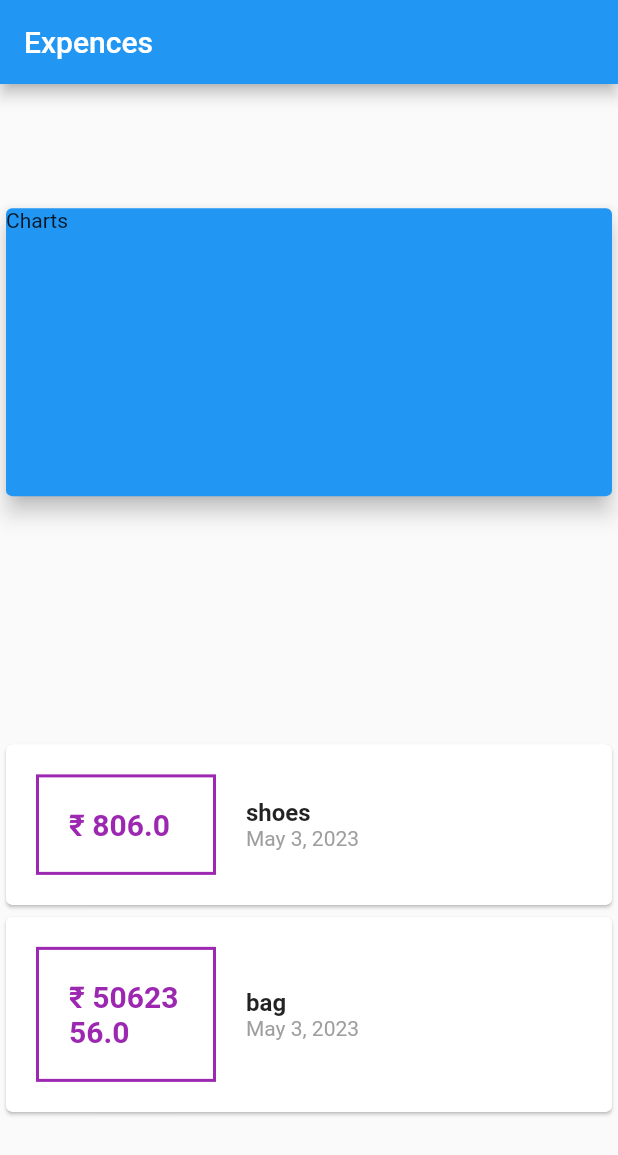
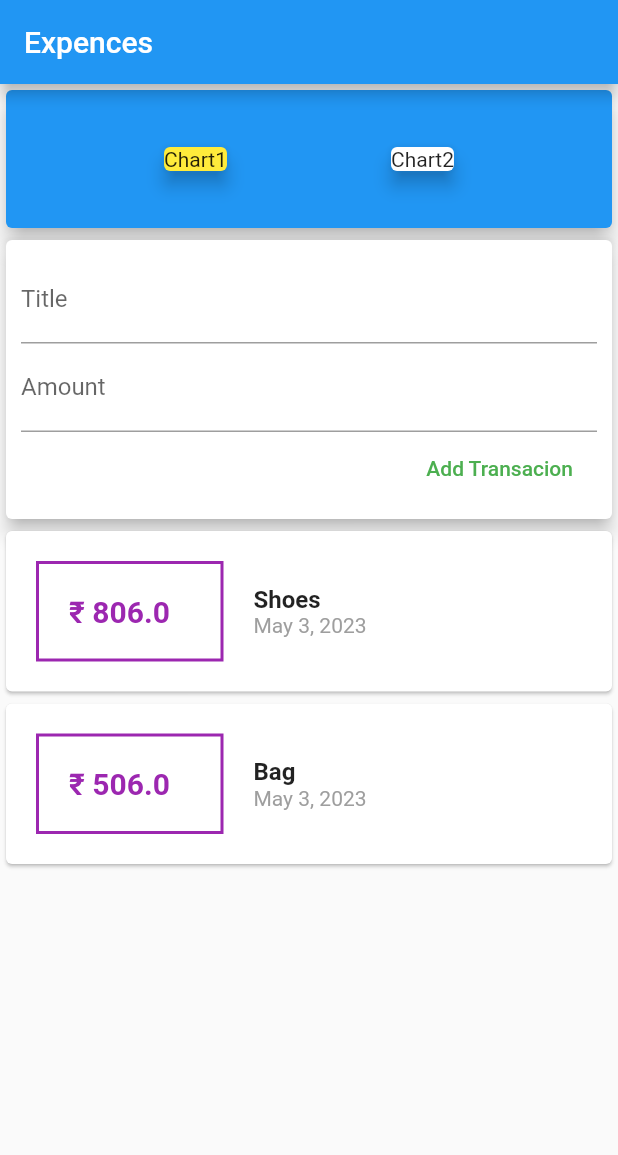
Before and after one commit to AswinKalathil/Expence-Tracker, a Flutter app: the screen it shows after launch, on a phone screen of 412 x 824 dp. Shown: the top 1155 px of the screen. Run offline on Flutter 3.47's test engine with Material 2 defaults, Android fonts, the phone set to English and light mode, and no system bars.

Commit message:
fist working model
New features
adding new transactions
scrolling the list

```diff
--- a/lib/main.dart
+++ b/lib/main.dart
@@ -1,6 +1,7 @@
+// ignore_for_file: deprecated_member_use
+
+import 'package:expence_tracker/usrTransacion.dart';
 import 'package:flutter/material.dart';
-import 'package:intl/intl.dart';
-import 'transaction.dart';
 
 void main() {
   runApp(MyApp());
@@ -17,71 +18,41 @@ class MyApp extends StatelessWidget {
 }
 
 class MyHomePage extends StatelessWidget {
-  final List<Transaction> transactions = [
-    Transaction(id: 't1', title: 'shoes', amount: 806, date: DateTime.now()),
-    Transaction(id: 't2', title: 'bag', amount: 5062356, date: DateTime.now()),
-  ];
   @override
   Widget build(BuildContext context) {
     return Scaffold(
       appBar: AppBar(
         title: Text('Expences'),
       ),
-      body: Column(
-          mainAxisAlignment: MainAxisAlignment.spaceAround,
+      body: SingleChildScrollView(
+        child: Column(
+            // mainAxisAlignment: MainAxisAlignment.spaceAround,
             crossAxisAlignment: CrossAxisAlignment.center,
             children: <Widget>[
               Container(
                   width: double.infinity,
-                height: 200,
-                child: const Card(
+                  height: 100,
+                  child: Card(
                     color: Colors.blue,
                     elevation: 6,
-                  child: Text('Charts'),
-                )),
-            Column(
-              children: transactions.map(
-                (tx) {
-                  return Card(
                     child: Row(
-                    children: <Widget>[
-                      Container(
-                        margin:
-                            EdgeInsets.symmetric(vertical: 20, horizontal: 20),
-                        padding: EdgeInsets.all(20),
-                        width: 120,
-                        decoration: BoxDecoration(
-                          border: Border.all(color: Colors.purple, width: 2),
+                        mainAxisAlignment: MainAxisAlignment.spaceEvenly,
+                        children: [
+                          Card(
+                            elevation: 5,
+                            color: Colors.yellow,
+                            child: Text('Chart1'),
                           ),
-                        child: Text(
-                          '₹ ${tx.amount}',
-                          style: TextStyle(
-                            fontWeight: FontWeight.bold,
-                            fontSize: 20,
-                            color: Colors.purple,
-                          ),
-                        ),
-                      ),
-                      Column(
-                        crossAxisAlignment: CrossAxisAlignment.start,
-                        children: [
-                          Text(
-                            tx.title,
-                            style: TextStyle(
-                                fontSize: 16, fontWeight: FontWeight.bold),
-                          ),
-                          Text(
-                            DateFormat.yMMMd().format(tx.date),
-                            style: TextStyle(color: Colors.grey),
-                          )
-                        ],
-                      )
-                    ],
-                  ));
-                },
-              ).toList(),
+                          Card(
+                            elevation: 5,
+                            color: Colors.white,
+                            child: Text('Chart2'),
                           )
                         ]),
+                  )),
+              UserTrasction(),
+            ]),
+      ),
     );
   }
 }
--- a/lib/oGmain.dart
+++ /dev/null
@@ -1,115 +0,0 @@
-import 'package:flutter/material.dart';
-
-void main() {
-  runApp(const MyApp());
-}
-
-class MyApp extends StatelessWidget {
-  const MyApp({Key? key}) : super(key: key);
-
-  // This widget is the root of your application.
-  @override
-  Widget build(BuildContext context) {
-    return MaterialApp(
-      title: 'Flutter Demo',
-      theme: ThemeData(
-        // This is the theme of your application.
-        //
-        // Try running your application with "flutter run". You'll see the
-        // application has a blue toolbar. Then, without quitting the app, try
-        // changing the primarySwatch below to Colors.green and then invoke
-        // "hot reload" (press "r" in the console where you ran "flutter run",
-        // or simply save your changes to "hot reload" in a Flutter IDE).
-        // Notice that the counter didn't reset back to zero; the application
-        // is not restarted.
-        primarySwatch: Colors.blue,
-      ),
-      home: const MyHomePage(title: 'Flutter Demo Home Page'),
-    );
-  }
-}
-
-class MyHomePage extends StatefulWidget {
-  const MyHomePage({Key? key, required this.title}) : super(key: key);
-
-  // This widget is the home page of your application. It is stateful, meaning
-  // that it has a State object (defined below) that contains fields that affect
-  // how it looks.
-
-  // This class is the configuration for the state. It holds the values (in this
-  // case the title) provided by the parent (in this case the App widget) and
-  // used by the build method of the State. Fields in a Widget subclass are
-  // always marked "final".
-
-  final String title;
-
-  @override
-  State<MyHomePage> createState() => _MyHomePageState();
-}
-
-class _MyHomePageState extends State<MyHomePage> {
-  int _counter = 0;
-
-  void _incrementCounter() {
-    setState(() {
-      // This call to setState tells the Flutter framework that something has
-      // changed in this State, which causes it to rerun the build method below
-      // so that the display can reflect the updated values. If we changed
-      // _counter without calling setState(), then the build method would not be
-      // called again, and so nothing would appear to happen.
-      _counter++;
-    });
-  }
-
-  @override
-  Widget build(BuildContext context) {
-    // This method is rerun every time setState is called, for instance as done
-    // by the _incrementCounter method above.
-    //
-    // The Flutter framework has been optimized to make rerunning build methods
-    // fast, so that you can just rebuild anything that needs updating rather
-    // than having to individually change instances of widgets.
-    return Scaffold(
-      appBar: AppBar(
-        // Here we take the value from the MyHomePage object that was created by
-        // the App.build method, and use it to set our appbar title.
-        title: Text(widget.title),
-      ),
-      body: Center(
-        // Center is a layout widget. It takes a single child and positions it
-        // in the middle of the parent.
-        child: Column(
-          // Column is also a layout widget. It takes a list of children and
-          // arranges them vertically. By default, it sizes itself to fit its
-          // children horizontally, and tries to be as tall as its parent.
-          //
-          // Invoke "debug painting" (press "p" in the console, choose the
-          // "Toggle Debug Paint" action from the Flutter Inspector in Android
-          // Studio, or the "Toggle Debug Paint" command in Visual Studio Code)
-          // to see the wireframe for each widget.
-          //
-          // Column has various properties to control how it sizes itself and
-          // how it positions its children. Here we use mainAxisAlignment to
-          // center the children vertically; the main axis here is the vertical
-          // axis because Columns are vertical (the cross axis would be
-          // horizontal).
-          mainAxisAlignment: MainAxisAlignment.center,
-          children: <Widget>[
-            const Text(
-              'You have pushed the button this many times:',
-            ),
-            Text(
-              '$_counter',
-              style: Theme.of(context).textTheme.headline4,
-            ),
-          ],
-        ),
-      ),
-      floatingActionButton: FloatingActionButton(
-        onPressed: _incrementCounter,
-        tooltip: 'Increment',
-        child: const Icon(Icons.add),
-      ), // This trailing comma makes auto-formatting nicer for build methods.
-    );
-  }
-}
--- /dev/null
+++ b/lib/usrTransacion.dart
@@ -0,0 +1,47 @@
+import 'package:flutter/material.dart';
+import './widgets/transaction_list.dart';
+import './widgets/newTransaction.dart';
+import '../model/transaction.dart';
+
+class UserTrasction extends StatefulWidget {
+  @override
+  State<UserTrasction> createState() => _UserTrasctionState();
+}
+
+class _UserTrasctionState extends State<UserTrasction> {
+  final List<Transaction> _usrTransactions = [
+    Transaction(id: 't1', title: 'Shoes', amount: 806, date: DateTime.now()),
+    Transaction(id: 't2', title: 'Bag', amount: 506, date: DateTime.now()),
+  ];
+
+  void _addNewTransaction(String txtitle, String strAmount) {
+    double txamount;
+    try {
+      txamount = double.parse(strAmount);
+    } catch (e) {
+      print("Error $e");
+      txamount = 0;
+    }
+
+    final Transaction newTx = Transaction(
+      title: txtitle,
+      amount: txamount,
+      date: DateTime.now(),
+      id: DateTime.now().toString(),
+    );
+
+    setState(() {
+      _usrTransactions.add(newTx);
+    });
+  }
+
+  @override
+  Widget build(BuildContext context) {
+    return Column(
+      children: [
+        Newtransaction(_addNewTransaction),
+        TransactionList(_usrTransactions),
+      ],
+    );
+  }
+}
--- /dev/null
+++ b/lib/widgets/newTransaction.dart
@@ -0,0 +1,39 @@
+import 'package:flutter/material.dart';
+
+class Newtransaction extends StatelessWidget {
+  final Function addtx;
+
+  Newtransaction(this.addtx);
+  final titleController = TextEditingController();
+  final amountController = TextEditingController();
+  @override
+  Widget build(BuildContext context) {
+    return Card(
+      elevation: 5,
+      child: Container(
+        padding: EdgeInsets.all(10),
+        child: Column(
+          crossAxisAlignment: CrossAxisAlignment.end,
+          children: [
+            TextField(
+              decoration: InputDecoration(labelText: 'Title'),
+              controller: titleController,
+            ),
+            TextField(
+              decoration: InputDecoration(labelText: 'Amount'),
+              controller: amountController,
+            ),
+            FlatButton(
+              child: Text('Add Transacion'),
+              onPressed: () {
+                addtx(
+                    titleController.text, amountController.text);
+              },
+              textColor: Colors.green,
+            )
+          ],
+        ),
+      ),
+    );
+  }
+}
--- /dev/null
+++ b/lib/widgets/transaction_list.dart
@@ -0,0 +1,57 @@
+import 'package:expence_tracker/model/transaction.dart';
+import 'package:flutter/material.dart';
+import 'package:intl/intl.dart';
+
+class TransactionList extends StatelessWidget {
+  final List<Transaction> transactions;
+  TransactionList(this.transactions);
+  @override
+  Widget build(BuildContext context) {
+    return Container(
+      height: 400,
+      child: SingleChildScrollView(
+        child: Column(
+          children: transactions.map(
+            (tx) {
+              return Card(
+                  child: Row(
+                children: <Widget>[
+                  Container(
+                    margin: EdgeInsets.symmetric(vertical: 20, horizontal: 20),
+                    padding: EdgeInsets.all(20),
+                    width: 125,
+                    decoration: BoxDecoration(
+                      border: Border.all(color: Colors.purple, width: 2),
+                    ),
+                    child: Text(
+                      '₹ ${tx.amount}',
+                      style: TextStyle(
+                        fontWeight: FontWeight.bold,
+                        fontSize: 20,
+                        color: Colors.purple,
+                      ),
+                    ),
+                  ),
+                  Column(
+                    crossAxisAlignment: CrossAxisAlignment.start,
+                    children: [
+                      Text(
+                        tx.title,
+                        style: TextStyle(
+                            fontSize: 16, fontWeight: FontWeight.bold),
+                      ),
+                      Text(
+                        DateFormat.yMMMd().format(tx.date),
+                        style: TextStyle(color: Colors.grey),
+                      )
+                    ],
+                  )
+                ],
+              ));
+            },
+          ).toList(),
+        ),
+      ),
+    );
+  }
+}
```
Also changed, not shown: lib/model/transaction.dart (renamed from lib/transaction.dart), 1 other file. Lines whose indentation alone changed are shown as unchanged.
